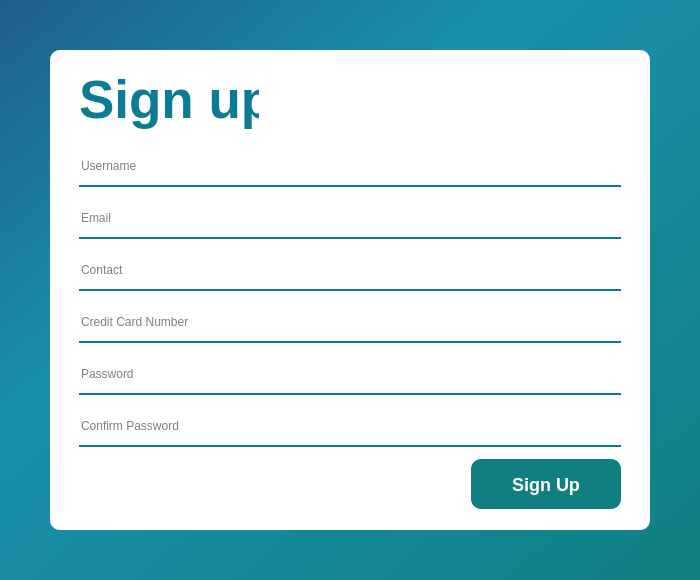
Old version of the form UI_Form/signup_page.ui in the repository Eggceptional14/CanRentalApp.
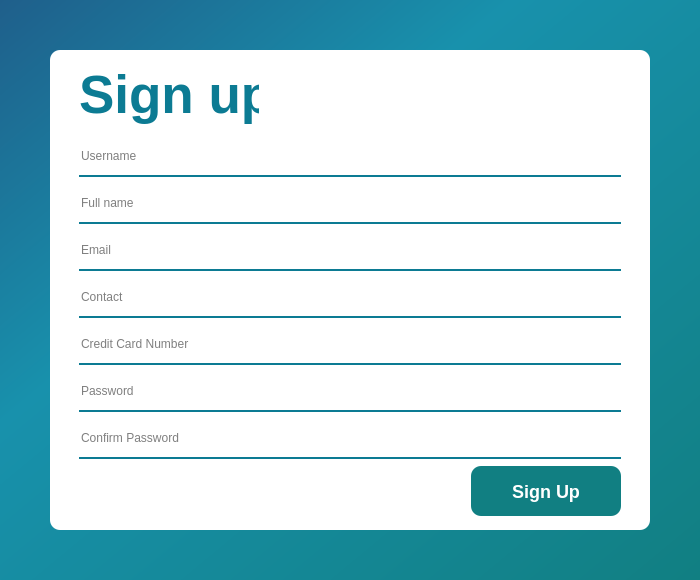
New version of the form.

What changed in the file:
```diff
--- a/UI_Form/signup_page.ui
+++ b/UI_Form/signup_page.ui
@@ -132,7 +132,20 @@
        </widget>
       </item>
       <item>
-       <widget class="QLineEdit" name="lineEdit_2">
+       <widget class="QLineEdit" name="nameField">
+        <property name="maximumSize">
+         <size>
+          <width>700</width>
+          <height>40</height>
+         </size>
+        </property>
+        <property name="placeholderText">
+         <string>Full name</string>
+        </property>
+       </widget>
+      </item>
+      <item>
+       <widget class="QLineEdit" name="email_field">
         <property name="maximumSize">
          <size>
           <width>700</width>
```
Left out of the diff: 12 changed lines with no effect on the pictures.
